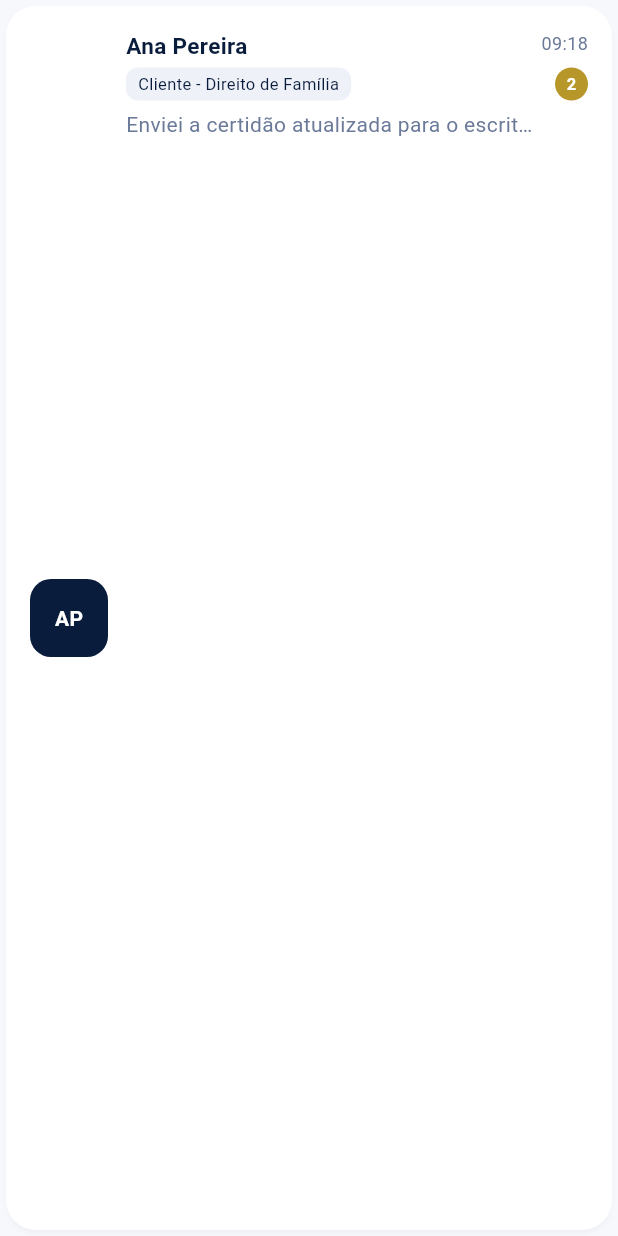
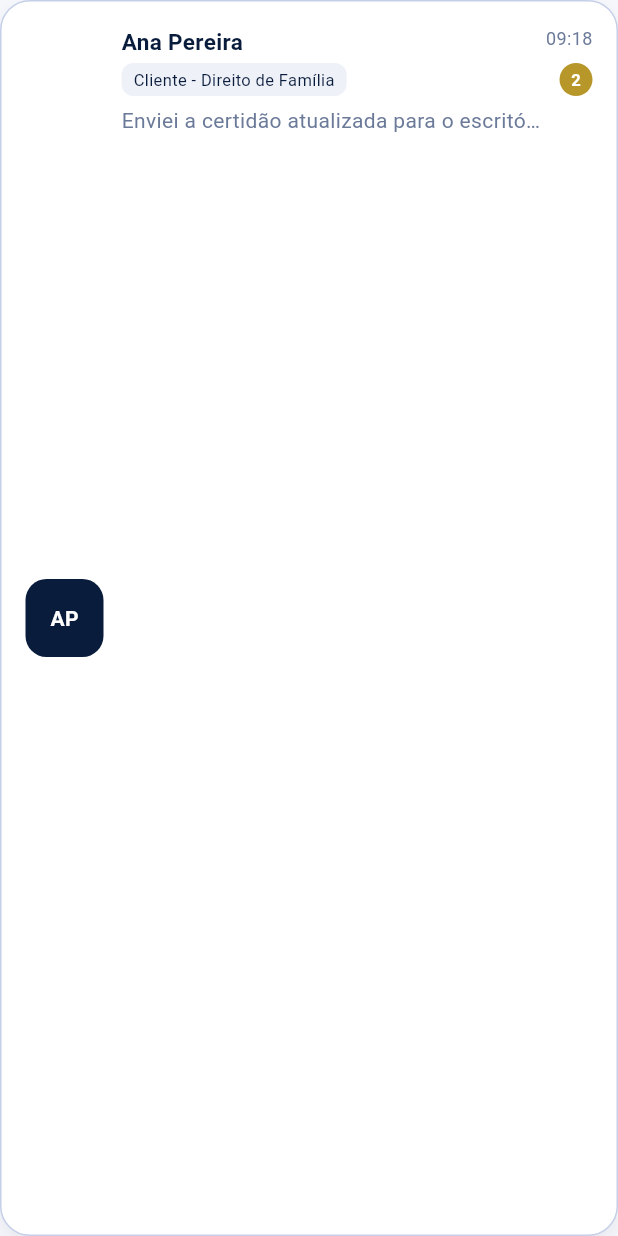
Before and after one commit to SamuelFries/Jurii, a Flutter app: the ConversationCard widget shown alone on an empty page, opened directly with sample values from the repository, on a phone screen of 412 x 824 dp. Run offline on Flutter 3.47's test engine with Material 3 defaults, Android fonts, the phone set to English and light mode, and no system bars; our stand-ins replace file_picker, supabase_flutter; accounts and stored records are empty; network calls fail.

Commit message:
upgrade design 5

```diff
--- a/lib/widgets/conversation_card.dart
+++ b/lib/widgets/conversation_card.dart
@@ -1,7 +1,8 @@
 import 'package:flutter/material.dart';
+
 import '../models/conversation.dart';
 import '../theme/app_theme.dart';
-import 'jurii_motion.dart';
+import 'jurii_list_card.dart';
 
 class ConversationCard extends StatelessWidget {
   final Conversation conversation;
@@ -15,13 +16,10 @@ class ConversationCard extends StatelessWidget {
 
   @override
   Widget build(BuildContext context) {
-    return JuriiPressable(
+    return JuriiListCard(
       onTap: onTap,
-      borderRadius: BorderRadius.circular(20),
       semanticLabel: conversation.officeName,
-      child: Card(
-        child: Padding(
-          padding: const EdgeInsets.all(16),
+      borderRadius: 20,
       child: Row(
         children: [
           Container(
@@ -41,9 +39,7 @@ class ConversationCard extends StatelessWidget {
               ),
             ),
           ),
-
           const SizedBox(width: 12),
-
           Expanded(
             child: Column(
               crossAxisAlignment: CrossAxisAlignment.start,
@@ -56,9 +52,7 @@ class ConversationCard extends StatelessWidget {
                     color: AppTheme.textPrimary,
                   ),
                 ),
-
                 const SizedBox(height: 4),
-
                 Container(
                   padding: const EdgeInsets.symmetric(
                     horizontal: 8,
@@ -76,9 +70,7 @@ class ConversationCard extends StatelessWidget {
                     ),
                   ),
                 ),
-
                 const SizedBox(height: 6),
-
                 Text(
                   conversation.lastMessage,
                   maxLines: 1,
@@ -88,7 +80,6 @@ class ConversationCard extends StatelessWidget {
               ],
             ),
           ),
-
           Column(
             crossAxisAlignment: CrossAxisAlignment.end,
             children: [
@@ -99,9 +90,7 @@ class ConversationCard extends StatelessWidget {
                   fontSize: 12,
                 ),
               ),
-
               const SizedBox(height: 8),
-
               if (conversation.unreadCount > 0)
                 Container(
                   width: 22,
@@ -125,8 +114,6 @@ class ConversationCard extends StatelessWidget {
           ),
         ],
       ),
-        ),
-      ),
     );
   }
 }
--- /dev/null
+++ b/lib/widgets/jurii_list_card.dart
@@ -0,0 +1,65 @@
+import 'package:flutter/material.dart';
+
+import '../theme/app_theme.dart';
+import 'jurii_motion.dart';
+
+class JuriiListCard extends StatelessWidget {
+  const JuriiListCard({
+    super.key,
+    required this.child,
+    this.onTap,
+    this.semanticLabel,
+    this.padding = const EdgeInsets.all(16),
+    this.borderRadius = 16,
+    this.backgroundColor = AppTheme.card,
+    this.borderColor = AppTheme.lightBlueBorder,
+    this.pressedScale = 0.985,
+    this.shadowColor = AppTheme.softShadow,
+    this.shadowBlur = 12,
+    this.shadowOffset = const Offset(0, 6),
+  });
+
+  final Widget child;
+  final VoidCallback? onTap;
+  final String? semanticLabel;
+  final EdgeInsetsGeometry padding;
+  final double borderRadius;
+  final Color backgroundColor;
+  final Color borderColor;
+  final double pressedScale;
+  final Color shadowColor;
+  final double shadowBlur;
+  final Offset shadowOffset;
+
+  @override
+  Widget build(BuildContext context) {
+    final radius = BorderRadius.circular(borderRadius);
+    final disabled = JuriiMotion.disabled(context);
+
+    return JuriiPressable(
+      onTap: onTap,
+      borderRadius: radius,
+      pressedScale: pressedScale,
+      semanticLabel: semanticLabel,
+      clipBehavior: Clip.none,
+      child: AnimatedContainer(
+        duration: disabled ? Duration.zero : JuriiMotion.fast,
+        curve: JuriiMotion.ease,
+        padding: padding,
+        decoration: BoxDecoration(
+          color: backgroundColor,
+          borderRadius: radius,
+          border: Border.all(color: borderColor),
+          boxShadow: [
+            BoxShadow(
+              color: shadowColor,
+              blurRadius: shadowBlur,
+              offset: shadowOffset,
+            ),
+          ],
+        ),
+        child: child,
+      ),
+    );
+  }
+}
--- a/lib/widgets/jurii_motion.dart
+++ b/lib/widgets/jurii_motion.dart
@@ -24,6 +24,7 @@ class JuriiPressable extends StatefulWidget {
     this.borderRadius = const BorderRadius.all(Radius.circular(16)),
     this.pressedScale = 0.985,
     this.semanticLabel,
+    this.clipBehavior = Clip.hardEdge,
   });
 
   final Widget child;
@@ -31,6 +32,7 @@ class JuriiPressable extends StatefulWidget {
   final BorderRadius borderRadius;
   final double pressedScale;
   final String? semanticLabel;
+  final Clip clipBehavior;
 
   @override
   State<JuriiPressable> createState() => _JuriiPressableState();
@@ -67,10 +69,13 @@ class _JuriiPressableState extends State<JuriiPressable> {
             scale: scale,
             duration: disabled ? Duration.zero : JuriiMotion.press,
             curve: JuriiMotion.ease,
-            child: ClipRRect(
-              borderRadius: widget.borderRadius,
-              child: widget.child,
-            ),
+            child: widget.clipBehavior == Clip.none
+                ? widget.child
+                : ClipRRect(
+                    borderRadius: widget.borderRadius,
+                    clipBehavior: widget.clipBehavior,
+                    child: widget.child,
+                  ),
           ),
         ),
       ),
```
Also changed, not shown: lib/screens/cases_screen.dart (+33 -25 lines), lib/screens/firm_cases_screen.dart (+4 -12 lines), lib/screens/firm_team_screen.dart (+4 -7 lines), lib/screens/lawyer_home_screen.dart (+4 -12 lines), lib/widgets/lawyer_case_card.dart (+3 -11 lines), lib/widgets/lawyer_profile_card.dart (+4 -19 lines), lib/widgets/office_card.dart (+3 -11 lines), 2 other files. Lines whose indentation alone changed are shown as unchanged.
